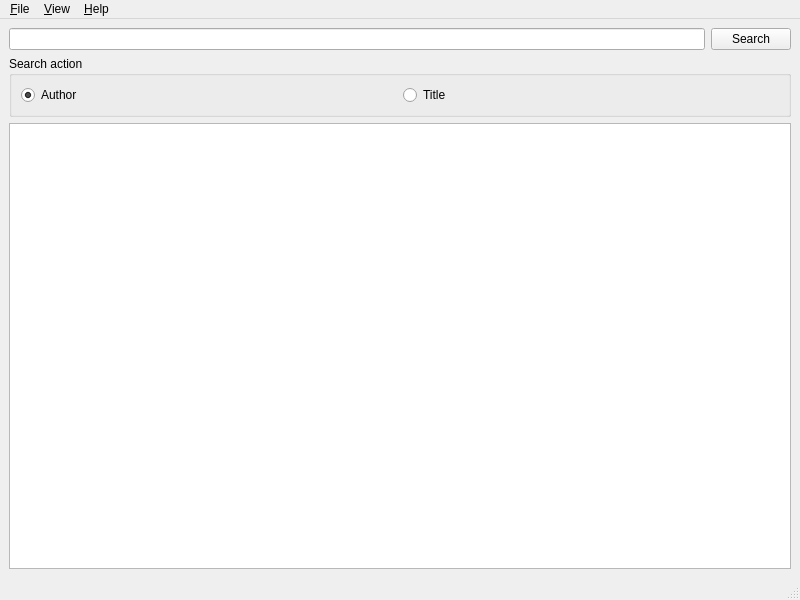
The window that mainwindow.ui (tootal/DBLParse) describes before a commit, drawn with Qt 5.
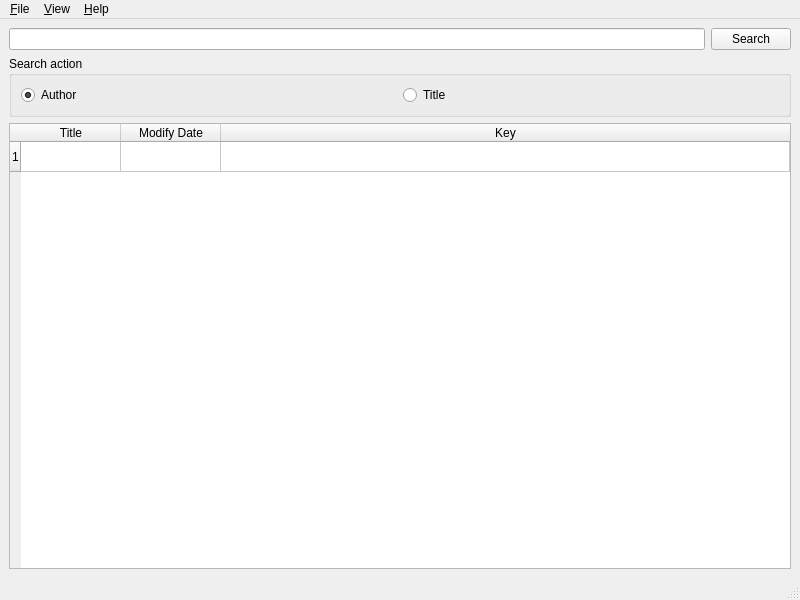
The same window after the commit.

The edit to the form file:
```diff
--- a/mainwindow.ui
+++ b/mainwindow.ui
@@ -56,7 +56,63 @@
      </widget>
     </item>
     <item>
-     <widget class="QTableWidget" name="tableWidget"/>
+     <widget class="QTableWidget" name="tableWidget">
+      <property name="editTriggers">
+       <set>QAbstractItemView::NoEditTriggers</set>
+      </property>
+      <property name="selectionMode">
+       <enum>QAbstractItemView::SingleSelection</enum>
+      </property>
+      <property name="textElideMode">
+       <enum>Qt::ElideLeft</enum>
+      </property>
+      <property name="horizontalScrollMode">
+       <enum>QAbstractItemView::ScrollPerPixel</enum>
+      </property>
+      <property name="rowCount">
+       <number>1</number>
+      </property>
+      <property name="columnCount">
+       <number>3</number>
+      </property>
+      <attribute name="horizontalHeaderCascadingSectionResizes">
+       <bool>false</bool>
+      </attribute>
+      <attribute name="horizontalHeaderStretchLastSection">
+       <bool>true</bool>
+      </attribute>
+      <row/>
+      <column>
+       <property name="text">
+        <string>Title</string>
+       </property>
+      </column>
+      <column>
+       <property name="text">
+        <string>Modify Date</string>
+       </property>
+      </column>
+      <column>
+       <property name="text">
+        <string>Key</string>
+       </property>
+      </column>
+      <item row="0" column="0">
+       <property name="text">
+        <string/>
+       </property>
+      </item>
+      <item row="0" column="1">
+       <property name="text">
+        <string/>
+       </property>
+      </item>
+      <item row="0" column="2">
+       <property name="text">
+        <string/>
+       </property>
+      </item>
+     </widget>
     </item>
    </layout>
   </widget>
```
